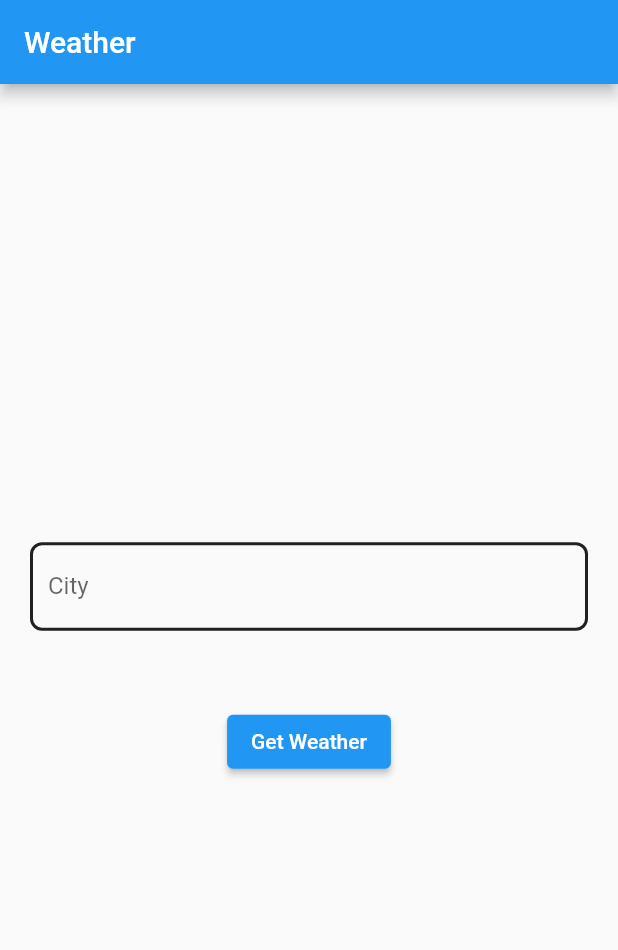
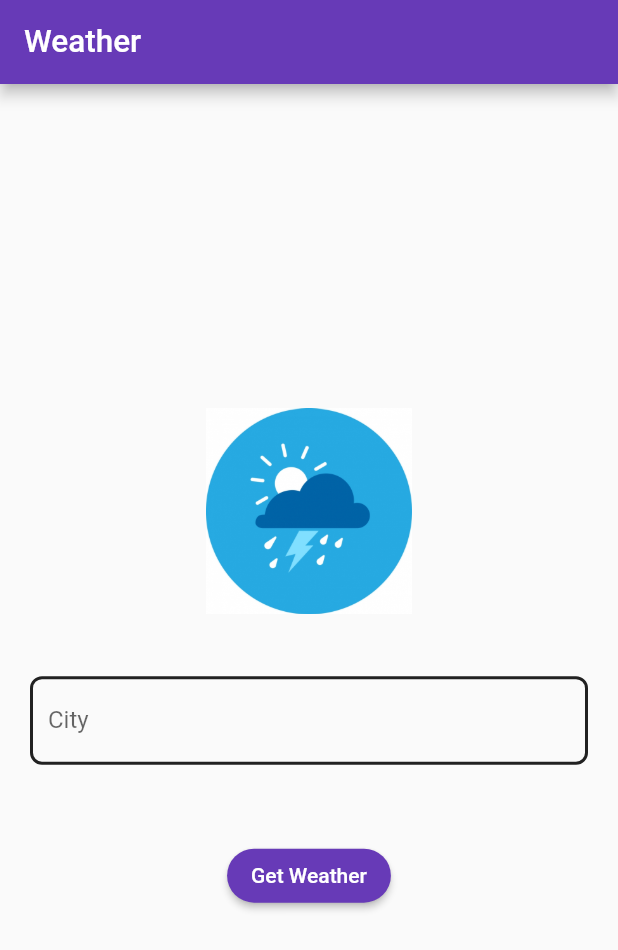
Before and after one commit to atalay55/weatherapp, a Flutter app: the screen it shows after launch, on a phone screen of 412 x 824 dp. Shown: the top 950 px of the screen. Run offline on Flutter 3.47's test engine with Material 2 defaults, Android fonts, the phone set to English and light mode, and no system bars; our stand-ins replace syncfusion_flutter_charts.

Commit message:
new commit

```diff
--- a/lib/DataBaseManager/WeatherDb.dart
+++ b/lib/DataBaseManager/WeatherDb.dart
@@ -55,10 +55,10 @@ class WeatherDb{
     var citName= await getCityName();
     var weatherMain =await getWeather();
     var temp = await getDataMain();
-    var wind = await getWind();
 
 
-    return ShowData(cityName: citName, weatherMain: weatherMain.first.main, weatherMainDescription: weatherMain.first.description, temp: temp.temp, pressure: temp.pressure,windSpeed:wind.speed! );
+
+    return ShowData(cityName: citName, weatherMain: weatherMain.first.main, weatherMainDescription: weatherMain.first.description, temp: temp.temp, pressure: temp.pressure );
   }
 
 
--- a/lib/Entity/Clouds.dart
+++ b/lib/Entity/Clouds.dart
@@ -1,5 +1,5 @@
 class Clouds{
-  late int all;
+  late int? all;
   Clouds({required this.all});
 
   factory Clouds.jsonFrom(Map<String,dynamic> json){
--- a/lib/Entity/Data.dart
+++ b/lib/Entity/Data.dart
@@ -1,4 +1,3 @@
-import 'package:flutter/material.dart';
 import 'package:weatherapp/Entity/Clouds.dart';
 import 'package:weatherapp/Entity/Coord.dart';
 import 'package:weatherapp/Entity/DataMain.dart';
--- a/lib/Entity/ShowData.dart
+++ b/lib/Entity/ShowData.dart
@@ -4,10 +4,10 @@ class ShowData{
   late String? weatherMainDescription;
   late double? temp;
   late int? pressure;
-  late double? windSpeed;
+
 
   ShowData({required this.cityName, required this.weatherMain,
-  required this.weatherMainDescription,required this.temp,required this.windSpeed,
+  required this.weatherMainDescription,required this.temp,
   required this.pressure});
 
 }
--- a/lib/Entity/Sys.dart
+++ b/lib/Entity/Sys.dart
@@ -1,13 +1,13 @@
 class Sys{
 
-  late String? country;
+  late String? country ;
   late int? sunrise;
   late int? sunset;
 
   Sys({required this.country,required this.sunrise,required this.sunset});
 
   factory Sys.jsonFrom(Map<String,dynamic> json){
-    return Sys( country: json["country"]as String,
+    return Sys( country: json["country"] ?? "  ",
         sunrise: json["sunrise"]as int, sunset: json["sunset"]as int);
   }
 }
--- a/lib/HomePage.dart
+++ b/lib/HomePage.dart
@@ -1,4 +1,5 @@
 import 'package:flutter/material.dart';
+import 'package:syncfusion_flutter_charts/charts.dart';
 import 'package:weatherapp/Weather%20Page.dart';
 
 class HomePage extends StatefulWidget {
@@ -10,22 +11,28 @@ class HomePage extends StatefulWidget {
 
 class _HomePageState extends State<HomePage> {
   var cityCont =TextEditingController();
-
+  late var pageWidth;
 
 
 
   @override
   Widget build(BuildContext context) {
+    pageWidth = MediaQuery.of(context).size.width;
     return Scaffold(
-      appBar: AppBar(
-        title: Text("Weather"),
-      ),
+      appBar: AppBar(title: Text("Weather",style: TextStyle(fontSize: 21))
+          ,backgroundColor: Colors.deepPurple) ,
       body: Center(
         child: Column(
           crossAxisAlignment: CrossAxisAlignment.center,
           mainAxisAlignment: MainAxisAlignment.center,
           children: [
-
+            Padding(
+              padding:  EdgeInsets.only(bottom: pageWidth/10),
+              child: SizedBox(
+                  width: pageWidth/3,
+                  height: pageWidth/3,
+                  child: Image.asset("Image/mainImage.jpg")),
+            ),
             Padding(
               padding:  EdgeInsets.only(left: 20,right: 20,bottom: 25),
               child: TextFormField(
@@ -52,7 +59,17 @@ class _HomePageState extends State<HomePage> {
             ),
             Padding(
               padding:EdgeInsets.only(top: 25.0),
-              child:ElevatedButton(onPressed: (){
+              child:ElevatedButton(
+                  style:ButtonStyle(
+                    backgroundColor: MaterialStateProperty.all(Colors.deepPurple),
+                    foregroundColor: MaterialStateProperty.all(Colors.white),
+                    overlayColor: MaterialStateProperty.all(Colors.red),
+                      shape: MaterialStateProperty.all(
+                        RoundedRectangleBorder(
+                          borderRadius: BorderRadius.circular(30),
+                        )),
+                  ),
+                  onPressed: (){
                 setState(() {
                   Navigator.push(context, MaterialPageRoute(builder:(context)=>WeatherPage(city: cityCont.text)));
                 });
--- a/lib/Weather Page.dart
+++ b/lib/Weather Page.dart
@@ -26,11 +26,15 @@ class _WeatherPageState extends State<WeatherPage> {
   @override
   Widget build(BuildContext context) {
     return Scaffold(
-      appBar:AppBar(title: Text("")) ,
+      appBar:AppBar(title: Text("Weather",style: TextStyle(fontSize: 21))
+      ,backgroundColor: Colors.deepPurple) ,
       body:Center(
         child: FutureBuilder(
           future: WeatherDb(city:widget.city).getShowData(),
           builder: (context,snapshot){
+
+
+
             if(snapshot.hasData){
 
               ShowData data = snapshot.data as ShowData;
--- a/pubspec.yaml
+++ b/pubspec.yaml
@@ -30,6 +30,7 @@ dependencies:
   flutter:
     sdk: flutter
   http: ^0.13.5
+  syncfusion_flutter_charts: ^20.3.60
 
   # The following adds the Cupertino Icons font to your application.
   # Use with the CupertinoIcons class for iOS style icons.
```
Also changed, not shown: lib/CardPage.dart (+40 -34 lines), lib/Entity/DataMain.dart (+6 -6 lines), Image/mainImage.jpg (added), pubspec.lock.
